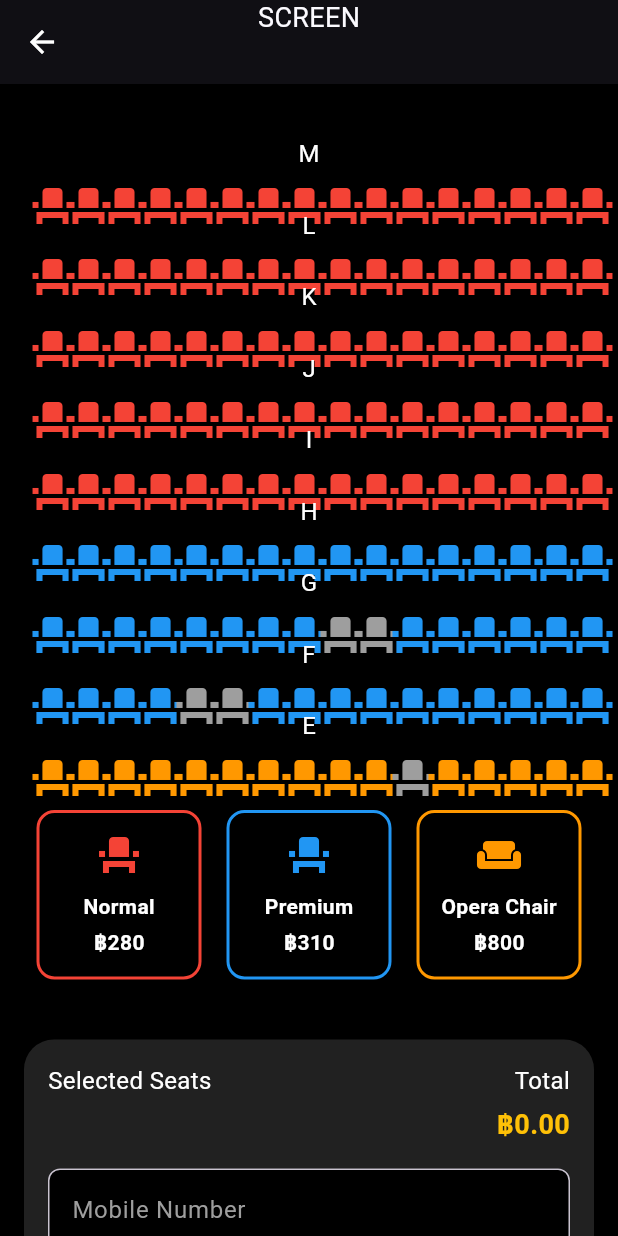
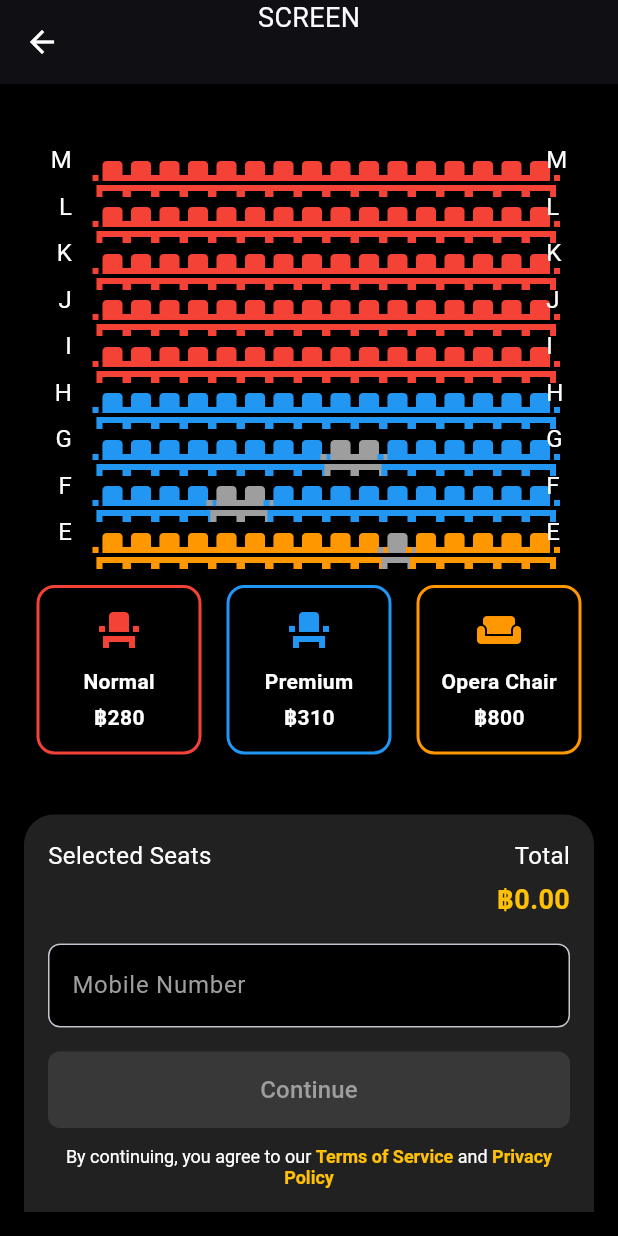
Before and after one commit to Chaiyapop4092/major_app, a Flutter app: the BookingScreen screen opened directly with empty values, scrolled down 540 dp, on a phone screen of 412 x 824 dp. Run offline on Flutter 3.47's test engine with Material 3 defaults, Android fonts, the phone set to English and light mode, and no system bars; our stand-ins replace carousel_slider.

Commit message:
เลขแถวถูกต้อง

```diff
--- a/lib/screens/booking_screen.dart
+++ b/lib/screens/booking_screen.dart
@@ -168,21 +168,36 @@ class _BookingScreenState extends State<BookingScreen> {
   physics: NeverScrollableScrollPhysics(),
   itemCount: seats.length,
   itemBuilder: (context, row) {
-    return Center(
-      child: SizedBox(
-        width: MediaQuery.of(context).size.width > 600 ? 600 : double.infinity, // จำกัดขนาด
-        child: Column(
-          children: [
-            Text(rowLabels[row], style: TextStyle(color: Colors.white, fontSize: 16)),
-            SizedBox(height: 4),
-            GridView.count(
+    return Padding(
+      padding: const EdgeInsets.symmetric(vertical: 4),
+      child: Row(
+        children: [
+          // 🔥 แถวซ้าย (ตัวอักษรแถว)
+          SizedBox(
+            width: 32, // กำหนดพื้นที่แน่นอน
+            child: Align(
+              alignment: Alignment.centerRight,
+              child: Text(
+                rowLabels[row],
+                style: TextStyle(color: Colors.white, fontSize: 16),
+              ),
+            ),
+          ),
+          SizedBox(width: 8),
+
+          // 🔥 GridView ที่นั่ง
+          Expanded(
+            child: GridView.builder(
               shrinkWrap: true,
-              crossAxisCount: seats[row].length, // 🔥 กำหนดจำนวนที่นั่งคงที่
-              crossAxisSpacing: 4,
-              mainAxisSpacing: 4,
-              childAspectRatio: 1.2, // ปรับอัตราส่วนให้พอดี
               physics: NeverScrollableScrollPhysics(),
-              children: List.generate(seats[row].length, (col) {
+              gridDelegate: SliverGridDelegateWithFixedCrossAxisCount(
+                crossAxisCount: seats[row].length, // คงที่ตามข้อมูล
+                crossAxisSpacing: 4,
+                mainAxisSpacing: 4,
+                childAspectRatio: 1.2,
+              ),
+              itemCount: seats[row].length,
+              itemBuilder: (context, col) {
                 String seatType = seats[row][col];
                 String seatKey = '$row-$col';
 
@@ -212,15 +227,30 @@ class _BookingScreenState extends State<BookingScreen> {
                     ),
                   ),
                 );
-              }),
+              },
             ),
-            SizedBox(height: 4),
-          ],
-        ),
+          ),
+
+          SizedBox(width: 8),
+
+          // 🔥 แถวขวา (ตัวอักษรแถว)
+          SizedBox(
+            width: 32, // กำหนดพื้นที่แน่นอน
+            child: Align(
+              alignment: Alignment.centerLeft,
+              child: Text(
+                rowLabels[row],
+                style: TextStyle(color: Colors.white, fontSize: 16),
+              ),
+            ),
+          ),
+        ],
       ),
     );
   },
 ),
+
+
 
 
 
```
